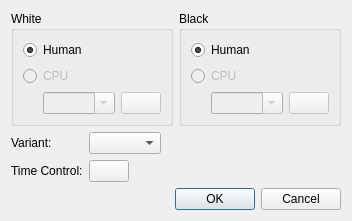
First picture: the form in projects/gui/ui/newgamedlg.ui, repository cutechess/cutechess, before the edit.
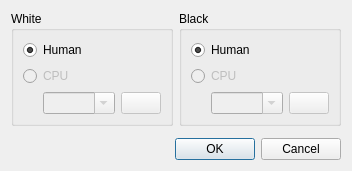
Second picture: the form after the edit. Icons and pictures are not drawn. Custom widgets are drawn as their Qt base class.

Commit message:
gui: use GameSettingsWidget in NewGameDialog
The "Thinking on opponent's time" option doesn't do anything yet.

Patch:
```diff
--- a/projects/gui/ui/newgamedlg.ui
+++ b/projects/gui/ui/newgamedlg.ui
@@ -198,78 +198,7 @@
     </layout>
    </item>
    <item>
-    <layout class="QFormLayout" name="formLayout">
-     <property name="sizeConstraint">
-      <enum>QLayout::SetDefaultConstraint</enum>
-     </property>
-     <property name="fieldGrowthPolicy">
-      <enum>QFormLayout::ExpandingFieldsGrow</enum>
-     </property>
-     <item row="0" column="0">
-      <widget class="QLabel" name="m_variantLabel">
-       <property name="sizePolicy">
-        <sizepolicy hsizetype="Preferred" vsizetype="Preferred">
-         <horstretch>0</horstretch>
-         <verstretch>0</verstretch>
-        </sizepolicy>
-       </property>
-       <property name="layoutDirection">
-        <enum>Qt::LeftToRight</enum>
-       </property>
-       <property name="autoFillBackground">
-        <bool>false</bool>
-       </property>
-       <property name="text">
-        <string>Variant:</string>
-       </property>
-       <property name="scaledContents">
-        <bool>false</bool>
-       </property>
-       <property name="alignment">
-        <set>Qt::AlignLeading|Qt::AlignLeft|Qt::AlignVCenter</set>
-       </property>
-       <property name="buddy">
-        <cstring>m_variantComboBox</cstring>
-       </property>
-      </widget>
-     </item>
-     <item row="0" column="1">
-      <widget class="QComboBox" name="m_variantComboBox">
-       <property name="sizePolicy">
-        <sizepolicy hsizetype="Preferred" vsizetype="Fixed">
-         <horstretch>0</horstretch>
-         <verstretch>0</verstretch>
-        </sizepolicy>
-       </property>
-       <property name="layoutDirection">
-        <enum>Qt::LeftToRight</enum>
-       </property>
-      </widget>
-     </item>
-     <item row="1" column="0">
-      <widget class="QLabel" name="label">
-       <property name="text">
-        <string>Time Control:</string>
-       </property>
-       <property name="buddy">
-        <cstring>m_timeControlBtn</cstring>
-       </property>
-      </widget>
-     </item>
-     <item row="1" column="1">
-      <widget class="QPushButton" name="m_timeControlBtn">
-       <property name="sizePolicy">
-        <sizepolicy hsizetype="Preferred" vsizetype="Fixed">
-         <horstretch>0</horstretch>
-         <verstretch>0</verstretch>
-        </sizepolicy>
-       </property>
-       <property name="text">
-        <string notr="true"/>
-       </property>
-      </widget>
-     </item>
-    </layout>
+    <widget class="GameSettingsWidget" name="m_gameSettings" native="true"/>
    </item>
    <item>
     <widget class="QDialogButtonBox" name="m_buttonBox">
@@ -280,6 +209,14 @@
    </item>
   </layout>
  </widget>
+ <customwidgets>
+  <customwidget>
+   <class>GameSettingsWidget</class>
+   <extends>QWidget</extends>
+   <header>src/gamesettingswidget.h</header>
+   <container>1</container>
+  </customwidget>
+ </customwidgets>
  <resources>
   <include location="../res/icons/icons.qrc"/>
  </resources>
```
The commit also changes 4 other files.
